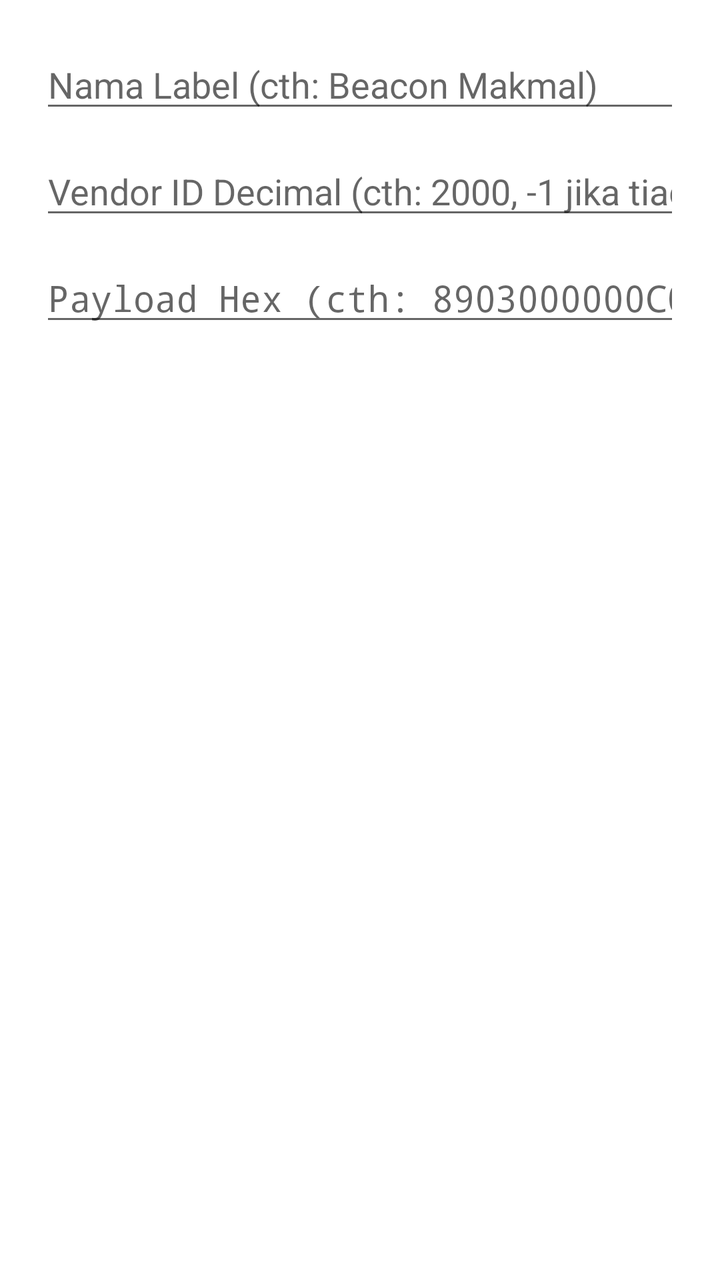
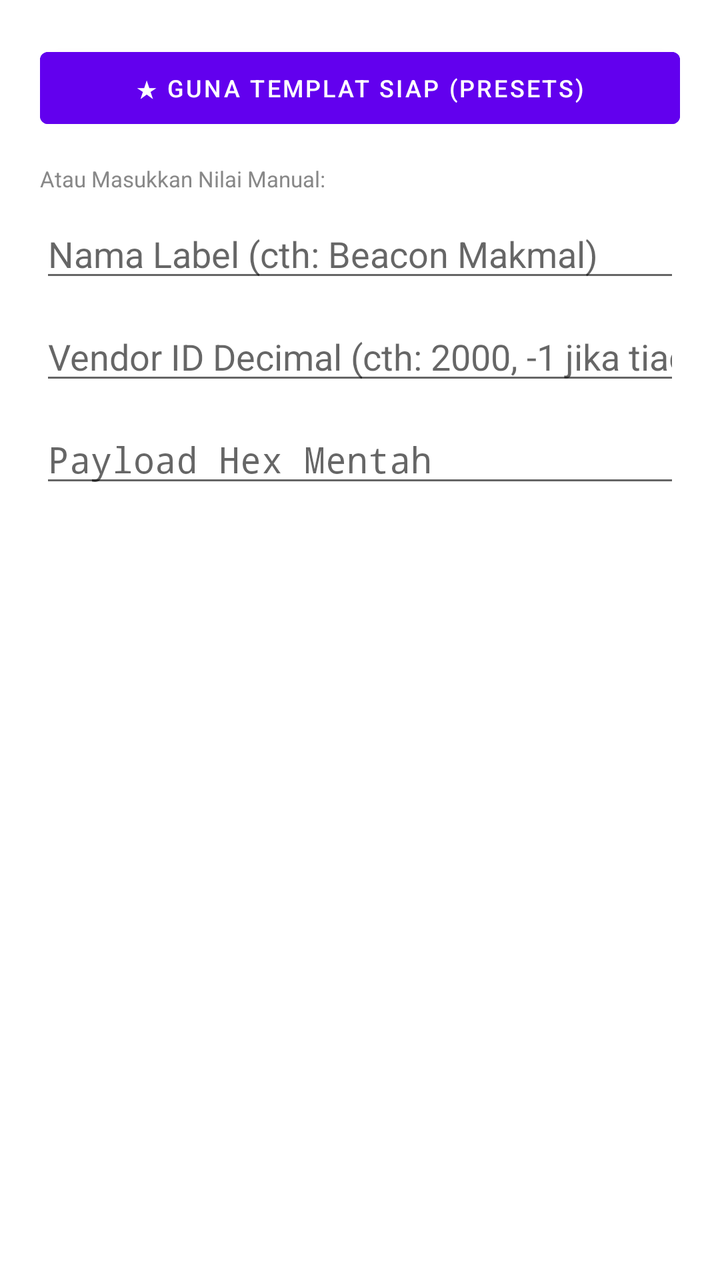

Before-and-after screenshots of an Android layout around one commit, followed by the original layout XML and the change that was made.
<!-- AndroidManifest.xml: application theme Theme.MaterialComponents.DayNight.NoActionBar -->
<!-- res/layout/dialog_manual_inject.xml -->
<?xml version="1.0" encoding="utf-8"?>
<LinearLayout xmlns:android="http://schemas.android.com/apk/res/android"
    android:layout_width="match_parent"
    android:layout_height="wrap_content"
    android:orientation="vertical"
    android:padding="20dp">

    <EditText
        android:id="@+id/etInjectName"
        android:layout_width="match_parent"
        android:layout_height="wrap_content"
        android:hint="Nama Label (cth: Beacon Makmal)"
        android:layout_marginBottom="12dp" />

    <EditText
        android:id="@+id/etInjectVendorId"
        android:layout_width="match_parent"
        android:layout_height="wrap_content"
        android:hint="Vendor ID Decimal (cth: 2000, -1 jika tiada)"
        android:inputType="numberSigned"
        android:layout_marginBottom="12dp" />

    <EditText
        android:id="@+id/etInjectHex"
        android:layout_width="match_parent"
        android:layout_height="wrap_content"
        android:hint="Payload Hex (cth: 8903000000C0...)"
        android:fontFamily="monospace"
        android:inputType="textCapCharacters" />
</LinearLayout>
<!-- resources referenced by this layout -->
<resources>

</resources>

<!-- the commit's change to res/layout/dialog_manual_inject.xml (unified diff, before → after) -->
@@ -5,12 +5,30 @@
     android:orientation="vertical"
     android:padding="20dp">
 
+    <Button
+        android:id="@+id/btnPilihPreset"
+        android:layout_width="match_parent"
+        android:layout_height="wrap_content"
+        android:text="★ Guna Templat Siap (Presets)"
+        android:backgroundTint="#6200EE"
+        android:textColor="#FFFFFF"
+        android:textSize="12sp"
+        android:layout_marginBottom="14dp" />
+
+    <TextView
+        android:layout_width="wrap_content"
+        android:layout_height="wrap_content"
+        android:text="Atau Masukkan Nilai Manual:"
+        android:textColor="#888888"
+        android:textSize="11sp"
+        android:layout_marginBottom="8dp" />
+
     <EditText
         android:id="@+id/etInjectName"
         android:layout_width="match_parent"
         android:layout_height="wrap_content"
         android:hint="Nama Label (cth: Beacon Makmal)"
-        android:layout_marginBottom="12dp" />
+        android:layout_marginBottom="10dp" />
 
     <EditText
         android:id="@+id/etInjectVendorId"
@@ -18,13 +36,14 @@
         android:layout_height="wrap_content"
         android:hint="Vendor ID Decimal (cth: 2000, -1 jika tiada)"
         android:inputType="numberSigned"
-        android:layout_marginBottom="12dp" />
+        android:layout_marginBottom="10dp" />
 
     <EditText
         android:id="@+id/etInjectHex"
         android:layout_width="match_parent"
         android:layout_height="wrap_content"
-        android:hint="Payload Hex (cth: 8903000000C0...)"
+        android:hint="Payload Hex Mentah"
         android:fontFamily="monospace"
         android:inputType="textCapCharacters" />
+
 </LinearLayout>
